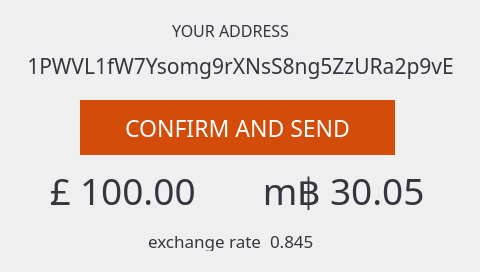
alexykot/xbterminal-firmware, file xbterminal/gui/ui.ui: the form before one commit.
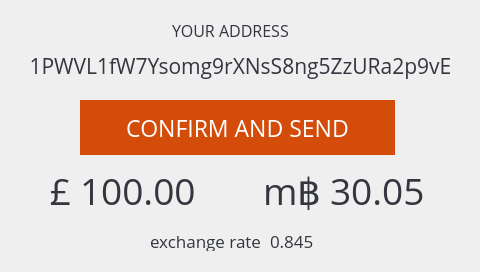
The form after the commit. The open tabs and pages were chosen to show the change.

Commit message: Replace Univers font with OpenSans

The edit to the form file:
```diff
--- a/xbterminal/gui/ui.ui
+++ b/xbterminal/gui/ui.ui
@@ -12,7 +12,7 @@
   </property>
   <property name="font">
    <font>
-    <family>Univers-Light-Normal</family>
+    <family>Open Sans</family>
     <pointsize>12</pointsize>
    </font>
   </property>
@@ -1341,7 +1341,7 @@
      </property>
      <property name="font">
       <font>
-       <family>Univers-Light-Normal</family>
+       <family>Open Sans</family>
        <pointsize>12</pointsize>
       </font>
      </property>
@@ -1367,7 +1367,7 @@
      </property>
      <property name="font">
       <font>
-       <family>Univers-Light-Normal</family>
+       <family>Open Sans</family>
        <pointsize>16</pointsize>
       </font>
      </property>
@@ -1393,7 +1393,7 @@
      </property>
      <property name="font">
       <font>
-       <family>Univers-Light-Normal</family>
+       <family>Open Sans</family>
        <pointsize>17</pointsize>
       </font>
      </property>
@@ -1417,7 +1417,7 @@
      </property>
      <property name="font">
       <font>
-       <family>Univers-Light-Normal</family>
+       <family>Open Sans</family>
        <pointsize>28</pointsize>
       </font>
      </property>
@@ -1443,7 +1443,7 @@
      </property>
      <property name="font">
       <font>
-       <family>Univers-Light-Normal</family>
+       <family>Open Sans</family>
        <pointsize>28</pointsize>
        <weight>50</weight>
        <italic>false</italic>
@@ -1472,7 +1472,7 @@
      </property>
      <property name="font">
       <font>
-       <family>Univers-Light-Normal</family>
+       <family>Open Sans</family>
        <pointsize>28</pointsize>
       </font>
      </property>
@@ -1498,7 +1498,7 @@
      </property>
      <property name="font">
       <font>
-       <family>Univers-Light-Normal</family>
+       <family>Open Sans</family>
        <pointsize>28</pointsize>
        <weight>50</weight>
        <bold>false</bold>
@@ -1526,7 +1526,7 @@
      </property>
      <property name="font">
       <font>
-       <family>Univers-Light-Normal</family>
+       <family>Open Sans</family>
        <pointsize>13</pointsize>
       </font>
      </property>
@@ -1549,7 +1549,7 @@
      </property>
      <property name="font">
       <font>
-       <family>Univers-Light-Normal</family>
+       <family>Open Sans</family>
        <pointsize>13</pointsize>
       </font>
      </property>
```
Left out of the diff: 54 changed lines with no effect on the pictures. The commit also changes 4 other files.
